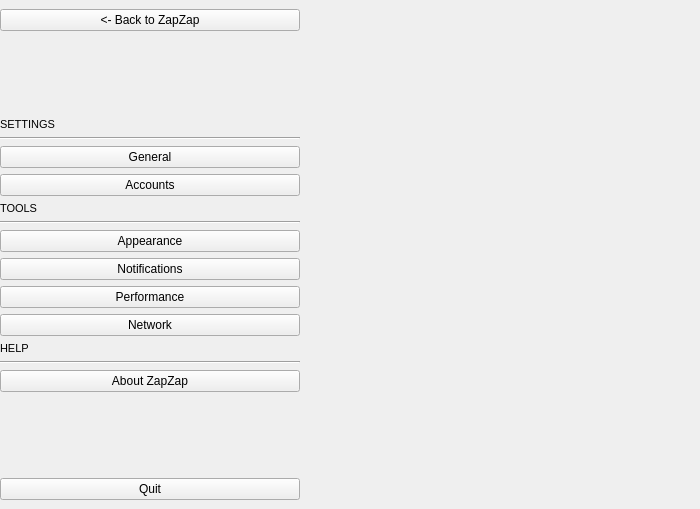
rafatosta/zapzap, file zapzap/ui/ui_settings.ui: the form before one commit.
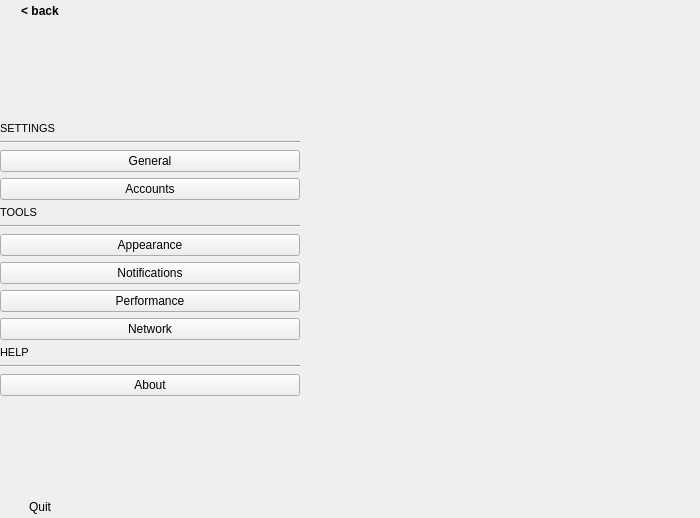
The form after the commit.

Commit message: Light theme

The edit to the form file:
```diff
--- a/zapzap/ui/ui_settings.ui
+++ b/zapzap/ui/ui_settings.ui
@@ -7,7 +7,7 @@
     <x>0</x>
     <y>0</y>
     <width>700</width>
-    <height>509</height>
+    <height>518</height>
    </rect>
   </property>
   <property name="windowTitle">
@@ -59,18 +59,58 @@
       <property name="leftMargin">
        <number>0</number>
       </property>
+      <property name="topMargin">
+       <number>0</number>
+      </property>
       <property name="rightMargin">
        <number>0</number>
       </property>
+      <property name="bottomMargin">
+       <number>0</number>
+      </property>
       <item>
-       <widget class="QPushButton" name="btn_back">
-        <property name="text">
-         <string>&lt;- Back to ZapZap</string>
+       <layout class="QHBoxLayout" name="horizontalLayout_2">
+        <property name="spacing">
+         <number>0</number>
         </property>
-        <property name="shortcut">
-         <string>Esc</string>
+        <property name="topMargin">
+         <number>0</number>
         </property>
-       </widget>
+        <item>
+         <widget class="QPushButton" name="btn_back">
+          <property name="font">
+           <font>
+            <bold>true</bold>
+           </font>
+          </property>
+          <property name="cursor">
+           <cursorShape>PointingHandCursor</cursorShape>
+          </property>
+          <property name="text">
+           <string>&lt; back</string>
+          </property>
+          <property name="shortcut">
+           <string>Esc</string>
+          </property>
+          <property name="flat">
+           <bool>true</bool>
+          </property>
+         </widget>
+        </item>
+        <item>
+         <spacer name="horizontalSpacer">
+          <property name="orientation">
+           <enum>Qt::Orientation::Horizontal</enum>
+          </property>
+          <property name="sizeHint" stdset="0">
+           <size>
+            <width>40</width>
+            <height>20</height>
+           </size>
+          </property>
+         </spacer>
+        </item>
+       </layout>
       </item>
       <item>
        <spacer name="verticalSpacer">
@@ -211,7 +251,7 @@
          <item>
           <widget class="QPushButton" name="btn_page_help">
            <property name="text">
-            <string>About ZapZap</string>
+            <string>About</string>
            </property>
           </widget>
          </item>
@@ -232,11 +272,37 @@
        </spacer>
       </item>
       <item>
-       <widget class="QPushButton" name="btn_quit">
-        <property name="text">
-         <string>Quit</string>
+       <layout class="QHBoxLayout" name="horizontalLayout_3">
+        <property name="topMargin">
+         <number>0</number>
         </property>
-       </widget>
+        <item>
+         <widget class="QPushButton" name="btn_quit">
+          <property name="cursor">
+           <cursorShape>PointingHandCursor</cursorShape>
+          </property>
+          <property name="text">
+           <string>Quit</string>
+          </property>
+          <property name="flat">
+           <bool>true</bool>
+          </property>
+         </widget>
+        </item>
+        <item>
+         <spacer name="horizontalSpacer_2">
+          <property name="orientation">
+           <enum>Qt::Orientation::Horizontal</enum>
+          </property>
+          <property name="sizeHint" stdset="0">
+           <size>
+            <width>40</width>
+            <height>20</height>
+           </size>
+          </property>
+         </spacer>
+        </item>
+       </layout>
       </item>
      </layout>
     </widget>
```
The commit also changes 2 other files.
